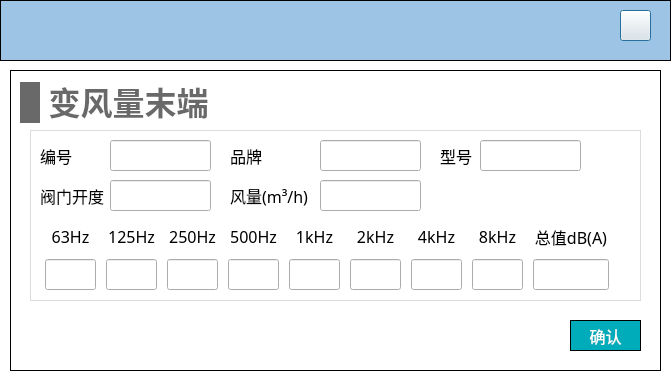
haobana/NoiCal, file NoiseCalSoft/inputDialog/dialog_vav_terminal.ui: the form before one commit.
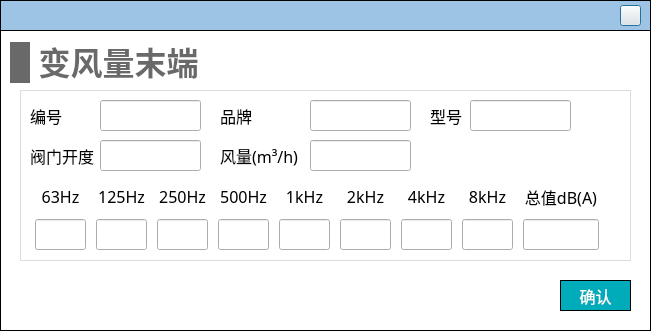
The form after the commit. Icons and pictures are not drawn.

```diff
--- a/NoiseCalSoft/inputDialog/dialog_vav_terminal.ui
+++ b/NoiseCalSoft/inputDialog/dialog_vav_terminal.ui
@@ -6,16 +6,10 @@
    <rect>
     <x>0</x>
     <y>0</y>
-    <width>671</width>
-    <height>389</height>
+    <width>651</width>
+    <height>331</height>
    </rect>
   </property>
-  <property name="minimumSize">
-   <size>
-    <width>671</width>
-    <height>389</height>
-   </size>
-  </property>
   <property name="maximumSize">
    <size>
     <width>671</width>
@@ -48,8 +42,8 @@
     <rect>
      <x>0</x>
      <y>0</y>
-     <width>671</width>
-     <height>61</height>
+     <width>651</width>
+     <height>31</height>
     </rect>
    </property>
    <property name="styleSheet">
@@ -64,9 +58,9 @@
     <property name="geometry">
      <rect>
       <x>620</x>
-      <y>10</y>
-      <width>31</width>
-      <height>31</height>
+      <y>5</y>
+      <width>21</width>
+      <height>21</height>
      </rect>
     </property>
     <property name="styleSheet">
@@ -80,8 +74,8 @@
   <widget class="QWidget" name="widget_VAV_terminal" native="true">
    <property name="geometry">
     <rect>
-     <x>10</x>
-     <y>70</y>
+     <x>0</x>
+     <y>30</y>
      <width>651</width>
      <height>301</height>
     </rect>
@@ -141,7 +135,7 @@
           </property>
           <property name="font">
            <font>
-            <family>Microsoft YaHei</family>
+            <family>黑体</family>
             <pointsize>-1</pointsize>
            </font>
           </property>
@@ -192,7 +186,7 @@
           </property>
           <property name="font">
            <font>
-            <family>Microsoft YaHei</family>
+            <family>黑体</family>
             <pointsize>-1</pointsize>
            </font>
           </property>
@@ -243,7 +237,7 @@
           </property>
           <property name="font">
            <font>
-            <family>Microsoft YaHei</family>
+            <family>黑体</family>
             <pointsize>-1</pointsize>
            </font>
           </property>
@@ -294,7 +288,7 @@
           </property>
           <property name="font">
            <font>
-            <family>Microsoft YaHei</family>
+            <family>黑体</family>
             <pointsize>-1</pointsize>
            </font>
           </property>
@@ -345,7 +339,7 @@
           </property>
           <property name="font">
            <font>
-            <family>Microsoft YaHei</family>
+            <family>黑体</family>
             <pointsize>-1</pointsize>
            </font>
           </property>
@@ -399,7 +393,7 @@
           </property>
           <property name="font">
            <font>
-            <family>Microsoft YaHei</family>
+            <family>黑体</family>
             <pointsize>-1</pointsize>
            </font>
           </property>
@@ -450,7 +444,7 @@
           </property>
           <property name="font">
            <font>
-            <family>Microsoft YaHei</family>
+            <family>黑体</family>
             <pointsize>-1</pointsize>
            </font>
           </property>
@@ -501,7 +495,7 @@
           </property>
           <property name="font">
            <font>
-            <family>Microsoft YaHei</family>
+            <family>黑体</family>
             <pointsize>-1</pointsize>
            </font>
           </property>
@@ -552,7 +546,7 @@
           </property>
           <property name="font">
            <font>
-            <family>Microsoft YaHei</family>
+            <family>黑体</family>
             <pointsize>-1</pointsize>
            </font>
           </property>
@@ -601,7 +595,7 @@
      </property>
      <property name="font">
       <font>
-       <family>Microsoft YaHei</family>
+       <family>黑体</family>
        <pointsize>-1</pointsize>
       </font>
      </property>
@@ -633,7 +627,7 @@
      </property>
      <property name="font">
       <font>
-       <family>Microsoft YaHei</family>
+       <family>黑体</family>
        <pointsize>-1</pointsize>
       </font>
      </property>
@@ -652,7 +646,7 @@
      </property>
      <property name="font">
       <font>
-       <family>Microsoft YaHei</family>
+       <family>黑体</family>
        <pointsize>-1</pointsize>
       </font>
      </property>
@@ -681,7 +675,7 @@
      </property>
      <property name="font">
       <font>
-       <family>Microsoft YaHei</family>
+       <family>黑体</family>
        <pointsize>-1</pointsize>
       </font>
      </property>
@@ -730,7 +724,7 @@
      </property>
      <property name="font">
       <font>
-       <family>Microsoft YaHei</family>
+       <family>黑体</family>
        <pointsize>-1</pointsize>
       </font>
      </property>
@@ -750,7 +744,7 @@
     </property>
     <property name="font">
      <font>
-      <family>Microsoft YaHei</family>
+      <family>黑体</family>
       <pointsize>12</pointsize>
      </font>
     </property>
```
Left out of the diff: 17 changed lines with no effect on the pictures.
